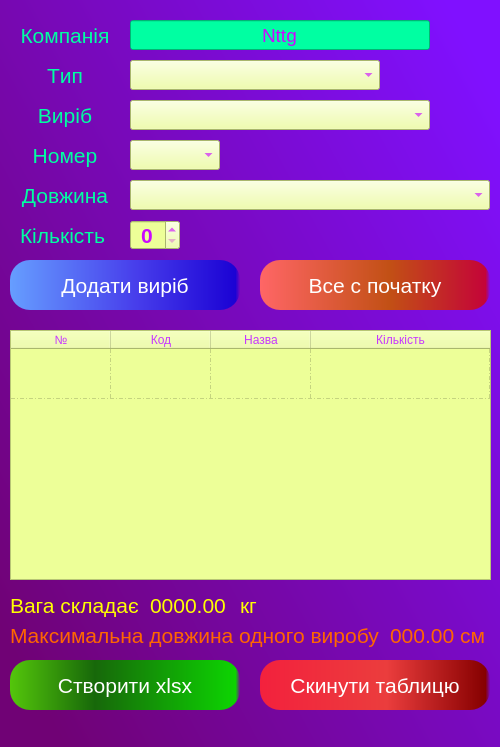
VitaliyBychevoy/BendingToolsPriceCalc, file BendingPriceCalc.ui: the form before one commit.
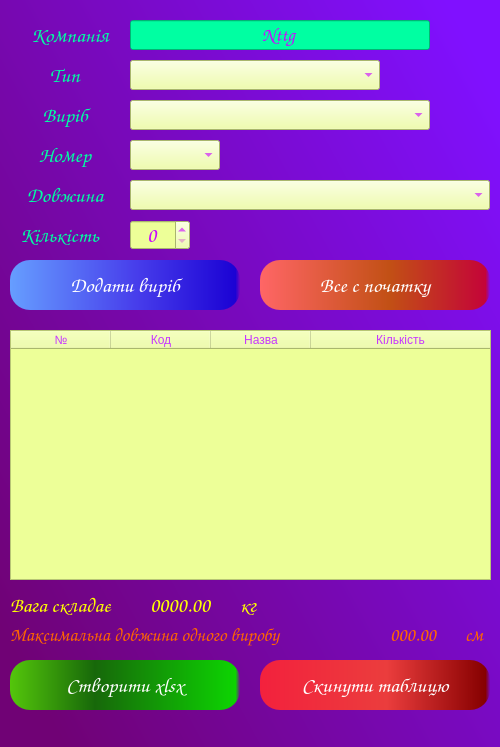
The form after the commit.

What changed in the file:
```diff
--- a/BendingPriceCalc.ui
+++ b/BendingPriceCalc.ui
@@ -44,12 +44,13 @@
      <rect>
       <x>20</x>
       <y>20</y>
-      <width>90</width>
+      <width>100</width>
       <height>30</height>
      </rect>
     </property>
     <property name="font">
      <font>
+      <family>Comic Sans MS</family>
       <pointsize>16</pointsize>
      </font>
     </property>
@@ -78,6 +79,7 @@
     </property>
     <property name="font">
      <font>
+      <family>Comic Sans MS</family>
       <pointsize>14</pointsize>
      </font>
     </property>
@@ -113,6 +115,7 @@
     </property>
     <property name="font">
      <font>
+      <family>Comic Sans MS</family>
       <pointsize>16</pointsize>
      </font>
     </property>
@@ -161,6 +164,7 @@
     </property>
     <property name="font">
      <font>
+      <family>Comic Sans MS</family>
       <pointsize>16</pointsize>
      </font>
     </property>
@@ -212,6 +216,7 @@
     </property>
     <property name="font">
      <font>
+      <family>Comic Sans MS</family>
       <pointsize>16</pointsize>
       <weight>50</weight>
       <bold>false</bold>
@@ -262,6 +267,7 @@
     </property>
     <property name="font">
      <font>
+      <family>Comic Sans MS</family>
       <pointsize>16</pointsize>
      </font>
     </property>
@@ -310,6 +316,7 @@
     </property>
     <property name="font">
      <font>
+      <family>Comic Sans MS</family>
       <pointsize>16</pointsize>
      </font>
     </property>
@@ -326,12 +333,13 @@
      <rect>
       <x>130</x>
       <y>220</y>
-      <width>50</width>
+      <width>60</width>
       <height>30</height>
      </rect>
     </property>
     <property name="font">
      <font>
+      <family>Comic Sans MS</family>
       <pointsize>16</pointsize>
       <weight>75</weight>
       <bold>true</bold>
@@ -365,6 +373,7 @@
     </property>
     <property name="font">
      <font>
+      <family>Comic Sans MS</family>
       <pointsize>16</pointsize>
      </font>
     </property>
@@ -394,6 +403,7 @@
     </property>
     <property name="font">
      <font>
+      <family>Comic Sans MS</family>
       <pointsize>16</pointsize>
      </font>
     </property>
@@ -429,7 +439,7 @@
      <enum>Qt::DashDotLine</enum>
     </property>
     <property name="rowCount">
-     <number>1</number>
+     <number>0</number>
     </property>
     <property name="columnCount">
      <number>4</number>
@@ -461,11 +471,6 @@
     <attribute name="verticalHeaderHighlightSections">
      <bool>false</bool>
     </attribute>
-    <row>
-     <property name="text">
-      <string>test</string>
-     </property>
-    </row>
     <column>
      <property name="text">
       <string>№</string>
@@ -498,6 +503,7 @@
     </property>
     <property name="font">
      <font>
+      <family>Comic Sans MS</family>
       <pointsize>16</pointsize>
      </font>
     </property>
@@ -514,12 +520,13 @@
      <rect>
       <x>150</x>
       <y>590</y>
-      <width>80</width>
+      <width>90</width>
       <height>30</height>
      </rect>
     </property>
     <property name="font">
      <font>
+      <family>Comic Sans MS</family>
       <pointsize>16</pointsize>
      </font>
     </property>
@@ -542,6 +549,7 @@
     </property>
     <property name="font">
      <font>
+      <family>Comic Sans MS</family>
       <pointsize>16</pointsize>
      </font>
     </property>
@@ -564,7 +572,8 @@
     </property>
     <property name="font">
      <font>
-      <pointsize>16</pointsize>
+      <family>Comic Sans MS</family>
+      <pointsize>14</pointsize>
      </font>
     </property>
     <property name="styleSheet">
@@ -586,7 +595,8 @@
     </property>
     <property name="font">
      <font>
-      <pointsize>16</pointsize>
+      <family>Comic Sans MS</family>
+      <pointsize>14</pointsize>
      </font>
     </property>
     <property name="styleSheet">
@@ -600,15 +610,16 @@
    <widget class="QLabel" name="cm_label">
     <property name="geometry">
      <rect>
-      <x>460</x>
+      <x>465</x>
       <y>620</y>
-      <width>35</width>
+      <width>30</width>
       <height>30</height>
      </rect>
     </property>
     <property name="font">
      <font>
-      <pointsize>16</pointsize>
+      <family>Comic Sans MS</family>
+      <pointsize>14</pointsize>
      </font>
     </property>
     <property name="styleSheet">
@@ -630,6 +641,7 @@
     </property>
     <property name="font">
      <font>
+      <family>Comic Sans MS</family>
       <pointsize>16</pointsize>
      </font>
     </property>
@@ -659,6 +671,7 @@
     </property>
     <property name="font">
      <font>
+      <family>Comic Sans MS</family>
       <pointsize>16</pointsize>
      </font>
     </property>
```
Left out of the diff: 20 changed lines with no effect on the pictures.
